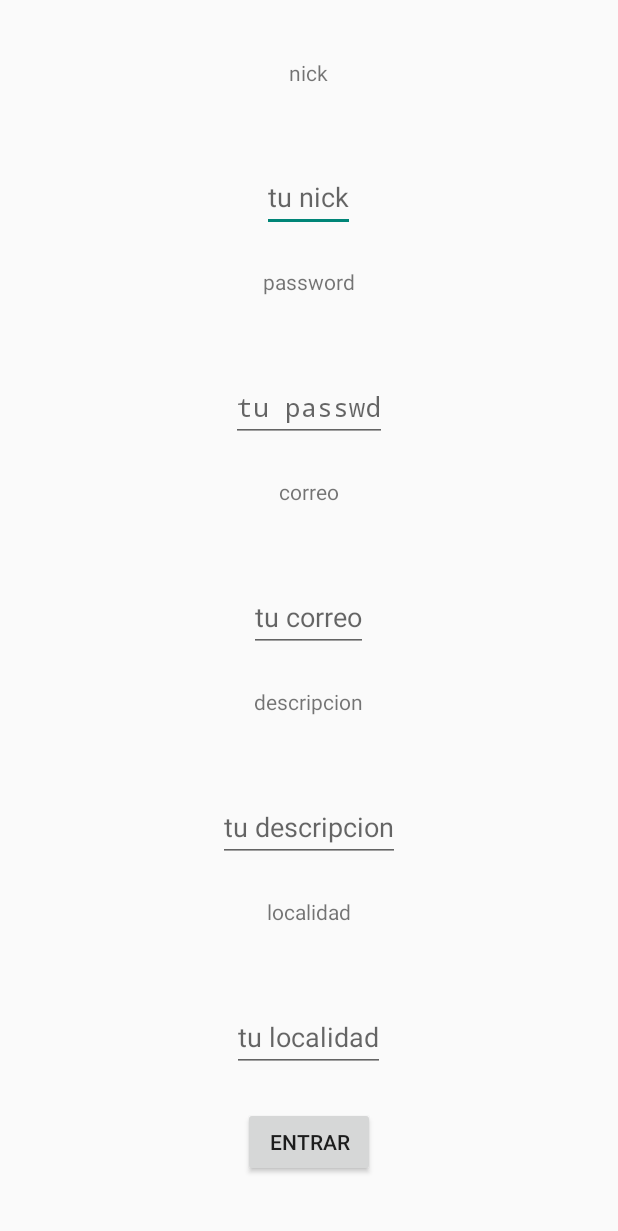
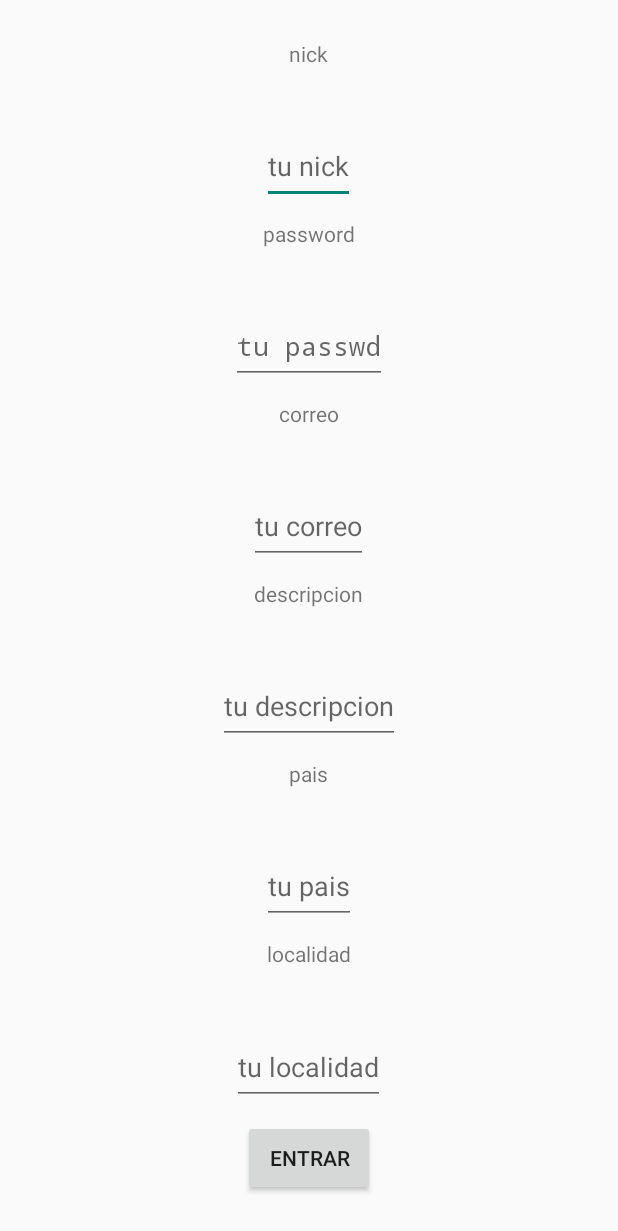
Before and after one commit to GroupBoost/apiBYT, an Android app: the Registro screen opened directly, with no data from a screen before it, on a phone screen of 412 x 824 dp. Shown: the top 1231 px of the screen. Run offline under Robolectric (Android 15) with nearby library versions, the phone set to English and light mode, and no system bars.

Commit message:
pais añadido como campo en registro

```diff
--- a/PruebaPeticionesByt/app/src/main/java/waxa/pruebapeticionesbyt/Registro.java
+++ b/PruebaPeticionesByt/app/src/main/java/waxa/pruebapeticionesbyt/Registro.java
@@ -2,15 +2,11 @@ package waxa.pruebapeticionesbyt;
 
 import android.app.Activity;
 import android.content.Context;
-import android.content.DialogInterface;
 import android.net.ConnectivityManager;
 import android.net.NetworkInfo;
 import android.os.AsyncTask;
-import android.support.v7.app.ActionBarActivity;
 import android.os.Bundle;
 import android.util.Log;
-import android.view.Menu;
-import android.view.MenuItem;
 import android.view.View;
 import android.widget.Button;
 import android.widget.EditText;
@@ -25,7 +21,6 @@ import org.json.JSONException;
 import org.json.JSONObject;
 
 import java.io.BufferedReader;
-import java.io.IOException;
 import java.io.InputStreamReader;
 import java.net.URI;
 
@@ -36,6 +31,7 @@ public class Registro extends Activity implements View.OnClickListener {
     private EditText passwd;
     private EditText correo;
     private EditText descripcion;
+    private EditText pais;
     private EditText localidad;
 
     private Button entrar;
@@ -47,7 +43,7 @@ public class Registro extends Activity implements View.OnClickListener {
     @Override
     protected void onCreate(Bundle savedInstanceState) {
         super.onCreate(savedInstanceState);
-        setContentView(R.layout.activity_registro_login);
+        setContentView(R.layout.activity_registro);
 
         this.context = this;
 
@@ -55,6 +51,7 @@ public class Registro extends Activity implements View.OnClickListener {
         passwd = (EditText)findViewById(R.id.passwd);
         correo = (EditText)findViewById(R.id.correo);
         descripcion = (EditText)findViewById(R.id.descripcion);
+        pais = (EditText)findViewById(R.id.pais);
         localidad = (EditText)findViewById(R.id.localidad);
 
         entrar = (Button)findViewById(R.id.entrar);
@@ -76,6 +73,7 @@ public class Registro extends Activity implements View.OnClickListener {
         jobj.put("passwd", "waxapasswd");
         jobj.put("correo", "waxacorreo");
         jobj.put("descripcion", "waxadescripcion");
+        jobj.put("pais", "waxapais");
         jobj.put("localidad", "waxalocalidad");
 
         return jobj;
@@ -87,6 +85,7 @@ public class Registro extends Activity implements View.OnClickListener {
         jobj.put("passwd", this.passwd.getText().toString());
         jobj.put("correo", this.correo.getText().toString());
         jobj.put("descripcion", this.descripcion.getText().toString());
+        jobj.put("pais", this.pais.getText().toString());
         jobj.put("localidad", this.localidad.getText().toString());
 
         return jobj;
--- a/PruebaPeticionesByt/app/src/main/res/layout/activity_registro_login.xml
+++ b/PruebaPeticionesByt/app/src/main/res/layout/activity_registro.xml
@@ -14,7 +14,7 @@
     <View
         android:layout_width="wrap_content"
         android:layout_height="0dp"
-        android:layout_weight="5"/>
+        android:layout_weight="2"/>
 
     <TextView android:text="nick"
         android:layout_width="wrap_content"
@@ -24,7 +24,7 @@
     <View
         android:layout_width="wrap_content"
         android:layout_height="0dp"
-        android:layout_weight="5"/>
+        android:layout_weight="2"/>
 
     <EditText
         android:layout_width="wrap_content"
@@ -36,7 +36,7 @@
     <View
         android:layout_width="wrap_content"
         android:layout_height="0dp"
-        android:layout_weight="5"/>
+        android:layout_weight="2"/>
 
     <TextView android:text="password"
         android:layout_width="wrap_content"
@@ -46,7 +46,7 @@
     <View
         android:layout_width="wrap_content"
         android:layout_height="0dp"
-        android:layout_weight="5"/>
+        android:layout_weight="2"/>
 
     <EditText
         android:layout_width="wrap_content"
@@ -59,7 +59,7 @@
     <View
         android:layout_width="wrap_content"
         android:layout_height="0dp"
-        android:layout_weight="5"/>
+        android:layout_weight="2"/>
 
     <TextView android:text="correo"
         android:layout_width="wrap_content"
@@ -69,7 +69,7 @@
     <View
         android:layout_width="wrap_content"
         android:layout_height="0dp"
-        android:layout_weight="5"/>
+        android:layout_weight="2"/>
 
     <EditText
         android:layout_width="wrap_content"
@@ -81,7 +81,7 @@
     <View
         android:layout_width="wrap_content"
         android:layout_height="0dp"
-        android:layout_weight="5"/>
+        android:layout_weight="2"/>
 
     <TextView android:text="descripcion"
         android:layout_width="wrap_content"
@@ -91,7 +91,7 @@
     <View
         android:layout_width="wrap_content"
         android:layout_height="0dp"
-        android:layout_weight="5"/>
+        android:layout_weight="2"/>
 
     <EditText
         android:layout_width="wrap_content"
@@ -103,7 +103,29 @@
     <View
         android:layout_width="wrap_content"
         android:layout_height="0dp"
-        android:layout_weight="5"/>
+        android:layout_weight="2"/>
+
+    <TextView android:text="pais"
+        android:layout_width="wrap_content"
+        android:layout_height="0dp"
+        android:layout_weight="10"/>
+
+    <View
+        android:layout_width="wrap_content"
+        android:layout_height="0dp"
+        android:layout_weight="2"/>
+
+    <EditText
+        android:layout_width="wrap_content"
+        android:layout_height="0dp"
+        android:layout_weight="10"
+        android:hint="tu pais"
+        android:id="@+id/pais"/>
+
+    <View
+        android:layout_width="wrap_content"
+        android:layout_height="0dp"
+        android:layout_weight="2"/>
 
     <TextView android:text="localidad"
         android:layout_width="wrap_content"
@@ -113,7 +135,7 @@
     <View
         android:layout_width="wrap_content"
         android:layout_height="0dp"
-        android:layout_weight="5"/>
+        android:layout_weight="2"/>
 
     <EditText
         android:layout_width="wrap_content"
@@ -125,7 +147,7 @@
     <View
         android:layout_width="wrap_content"
         android:layout_height="0dp"
-        android:layout_weight="5"/>
+        android:layout_weight="2"/>
 
     <Button
         android:layout_width="wrap_content"
@@ -137,6 +159,6 @@
     <View
         android:layout_width="wrap_content"
         android:layout_height="0dp"
-        android:layout_weight="5"/>
+        android:layout_weight="2"/>
 
 </LinearLayout>
```
